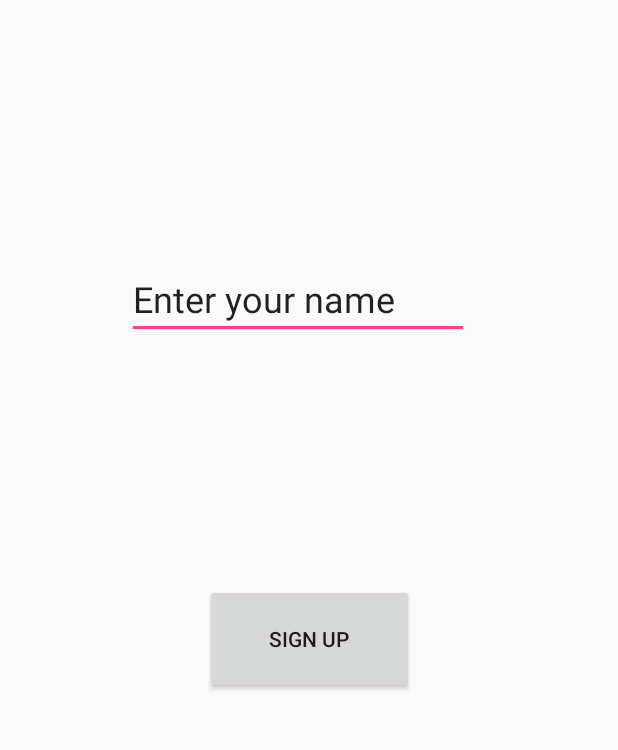
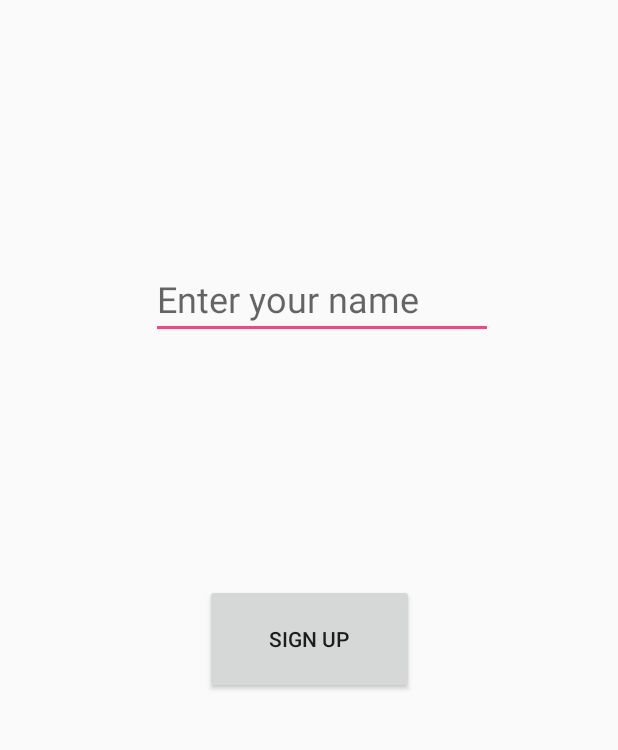
Before and after one commit to dhruvy1/COMP9323_Project, an Android app: the screen it shows after launch (Login), on a phone screen of 412 x 824 dp, the part 353-1103 px from its top. Run offline under Robolectric (Android 15) with nearby library versions, the phone set to English and light mode, and no system bars.

Commit message:
fix some ui problem on login

```diff
--- a/AndroidApplication/app/src/main/java/com/comp9323/RestAPI/DataHolder/SingletonDataHolder.java
+++ b/AndroidApplication/app/src/main/java/com/comp9323/RestAPI/DataHolder/SingletonDataHolder.java
@@ -1,6 +1,7 @@
 package com.comp9323.RestAPI.DataHolder;
 
 import android.content.Context;
+import android.content.pm.Signature;
 import android.util.Log;
 
 import com.comp9323.RestAPI.Beans.FoodDeal;
--- a/AndroidApplication/app/src/main/java/com/comp9323/myapplication/Login.java
+++ b/AndroidApplication/app/src/main/java/com/comp9323/myapplication/Login.java
@@ -48,6 +48,7 @@ public class Login extends AppCompatActivity{
             Toast toast = Toast.makeText(SingletonDataHolder.getInstance().getContext(),welcome, Toast.LENGTH_SHORT);
             toast.show();
             startActivity(new Intent(getApplicationContext(),MainActivity.class));
+            finish();
         }
 
     }
--- a/AndroidApplication/app/src/main/res/layout/activity_login.xml
+++ b/AndroidApplication/app/src/main/res/layout/activity_login.xml
@@ -22,12 +22,12 @@
         android:layout_width="228dp"
         android:layout_height="46dp"
         android:layout_marginEnd="8dp"
-        android:layout_marginLeft="0dp"
-        android:layout_marginRight="32dp"
+        android:layout_marginLeft="8dp"
+        android:layout_marginRight="8dp"
         android:layout_marginStart="8dp"
         android:ems="10"
         android:inputType="textPersonName"
-        android:text="Enter your name"
+        android:hint="Enter your name"
         android:textSize="24sp"
         android:visibility="invisible"
         app:layout_constraintBottom_toBottomOf="parent"
@@ -45,7 +45,8 @@
         android:textSize="24sp"
         android:visibility="invisible"
         app:layout_constraintBaseline_toBaselineOf="@+id/UserNameInput"
-        tools:layout_editor_absoluteX="27dp" />
+        android:layout_marginLeft="16dp"
+        app:layout_constraintLeft_toLeftOf="parent" />
 
     <Button
         android:id="@+id/SignUpButton"
@@ -59,5 +60,7 @@
         app:layout_constraintLeft_toLeftOf="parent"
         app:layout_constraintRight_toRightOf="parent"
         app:layout_constraintBottom_toBottomOf="parent"
-        android:layout_marginBottom="126dp" />
+        android:layout_marginBottom="126dp"
+        android:layout_marginStart="8dp"
+        android:layout_marginEnd="8dp" />
 </android.support.constraint.ConstraintLayout>
```
Also changed, not shown: AndroidApplication/app/src/main/java/com/comp9323/Food/FoodDeal/MyFoodDealRecyclerViewAdapter.java (+38 -12 lines), AndroidApplication/app/src/main/res/layout/fragment_fooddeal_item.xml (+7 -2 lines).
